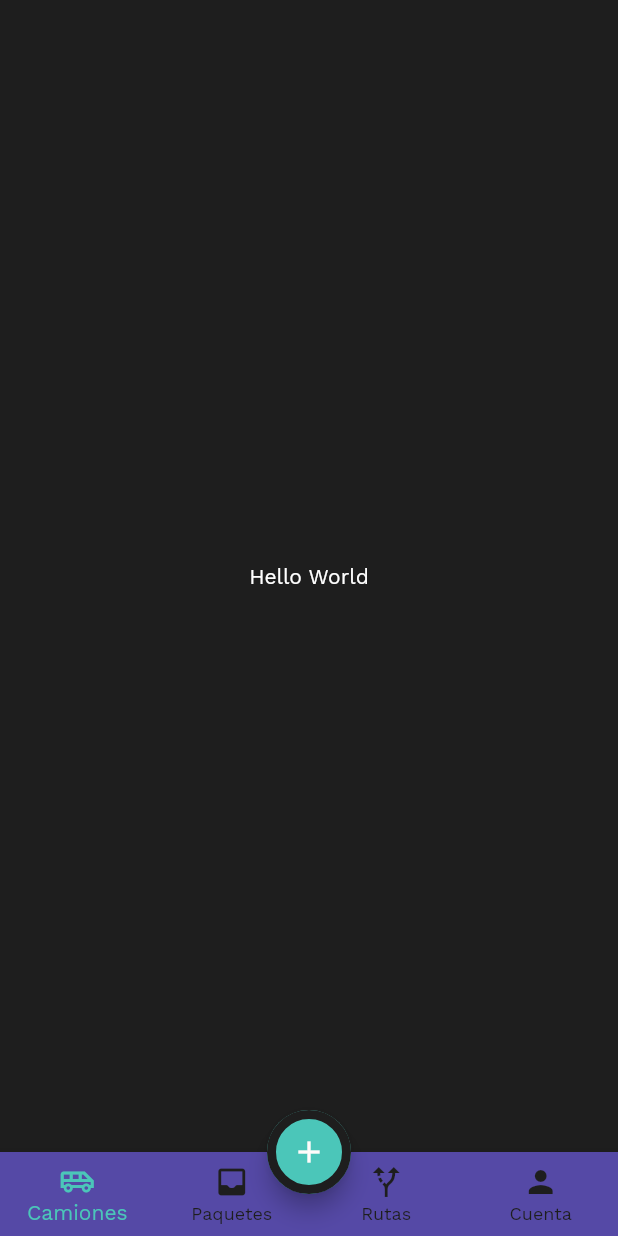
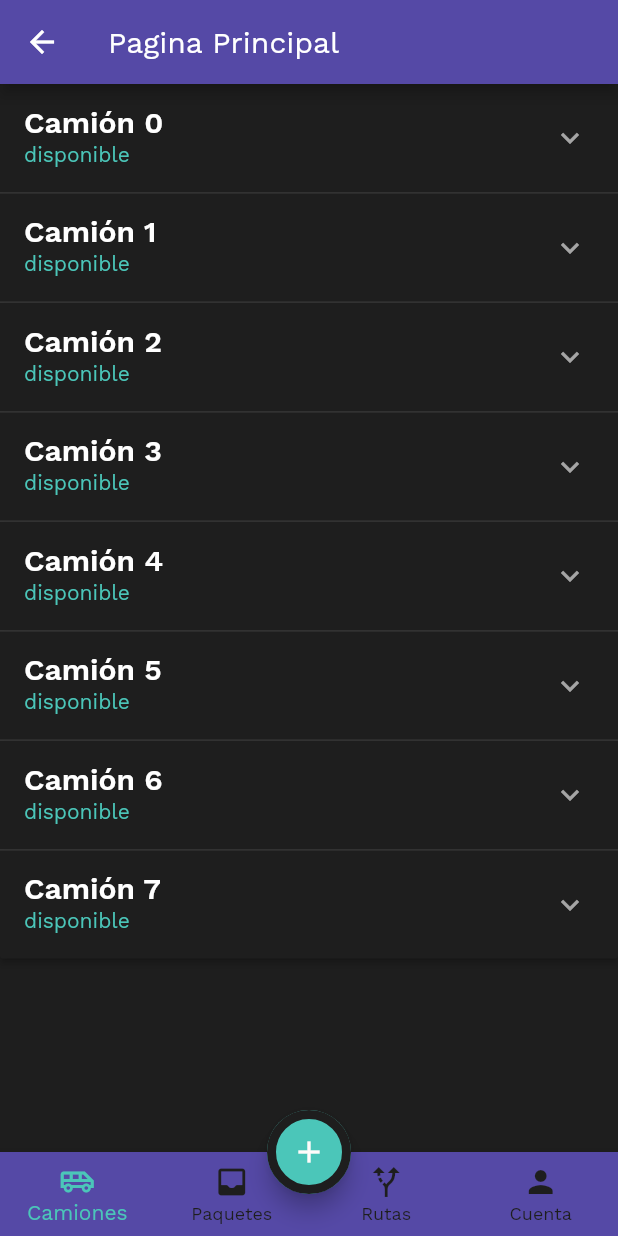
Before and after one commit to Kurztrip/kurztrip_ma, a Flutter app: the screen it shows after launch, after a tap on the "add" icon, on a phone screen of 412 x 824 dp. Run offline on Flutter 3.47's test engine with Material 2 defaults, Android fonts, the phone set to English and light mode, and no system bars; our stand-ins replace dartz, data_connection_checker, equatable, flutter_bloc, get_it, graphql.

Commit message:
Se agrega widget base de los items desplegables

```diff
--- a/lib/src/presentation/pages/main_page.dart
+++ b/lib/src/presentation/pages/main_page.dart
@@ -3,6 +3,7 @@ import 'package:flutter_bloc/flutter_bloc.dart';
 import 'package:kurztrip_ma/src/presentation/bloc/main_page_bloc/main_page_bloc.dart';
 import 'package:kurztrip_ma/src/presentation/bloc/main_page_bloc/main_page_event.dart';
 import 'package:kurztrip_ma/src/presentation/bloc/main_page_bloc/main_page_state.dart';
+import 'package:kurztrip_ma/src/presentation/widgets/item_list.dart';
 
 import '../../../services_provider.dart';
 
@@ -14,11 +15,15 @@ class MainPage extends StatelessWidget {
       create: (_) => bloc,
       child: BlocBuilder<MainPageBloc, MainPageState>(
         builder: (context, state) {
+          final index = _getIndex(state);
           return Scaffold(
-            body: Center(
-              child: Text('Hello World'),
+            appBar: AppBar(
+              title: Text("Pagina Principal"),
             ),
-            floatingActionButton: FloatingActionButton(
+            body: _getItemView(index),
+            floatingActionButton: Visibility(
+              visible: _getIndex(state) != 3,
+              child: FloatingActionButton(
                 child: Icon(Icons.add),
                 onPressed: () {},
                 shape: StadiumBorder(
@@ -26,15 +31,15 @@ class MainPage extends StatelessWidget {
                         color: Theme.of(context).colorScheme.background,
                         width: 6)),
               ),
-            floatingActionButtonLocation: _getIndex(state) == 3
-                ? FloatingActionButtonLocation.endFloat
-                : FloatingActionButtonLocation.centerDocked,
+            ),
+            floatingActionButtonLocation:
+                FloatingActionButtonLocation.centerDocked,
             bottomNavigationBar: BottomNavigationBar(
               type: BottomNavigationBarType.fixed,
               backgroundColor: Theme.of(context).colorScheme.primary,
               selectedItemColor: Theme.of(context).colorScheme.secondary,
               unselectedItemColor: Theme.of(context).colorScheme.background,
-              currentIndex: _getIndex(state),
+              currentIndex: index,
               onTap: (index) =>
                   context.read<MainPageBloc>().add(TabSelected(index: index)),
               items: [
@@ -66,3 +71,39 @@ class MainPage extends StatelessWidget {
 int _getIndex(MainPageState state) {
   return state is PackageTab ? 0 : state.properties[0];
 }
+
+Widget _getItemView(int index) {
+  switch (index) {
+    case 0:
+      {
+        return ItemListTest();
+      }
+    case 1:
+      {
+        return Center(
+          child: Text(
+            'Paquetes!',
+            style: TextStyle(fontSize: 30.0, color: Colors.white),
+          ),
+        );
+      }
+    case 2:
+      {
+        return Center(
+          child: Text(
+            'Rutas!',
+            style: TextStyle(fontSize: 30.0, color: Colors.white),
+          ),
+        );
+      }
+    case 3:
+      {
+        return Center(
+          child: Text(
+            'This is your profile!',
+            style: TextStyle(fontSize: 30.0, color: Colors.white),
+          ),
+        );
+      }
+  }
+}
--- /dev/null
+++ b/lib/src/presentation/widgets/item_list.dart
@@ -0,0 +1,109 @@
+import 'package:flutter/material.dart';
+
+class Item {
+  Item({
+    @required this.expandedValue,
+    @required this.headerValue,
+    this.isExpanded = false,
+  });
+
+  String expandedValue;
+  String headerValue;
+  bool isExpanded;
+}
+
+List<Item> generateItems(int numberOfItems) {
+  return List<Item>.generate(numberOfItems, (int index) {
+    return Item(
+      headerValue: 'Camión $index',
+      expandedValue: 'This is item number $index',
+    );
+  });
+}
+
+class ItemListTest extends StatefulWidget {
+  const ItemListTest({Key key}) : super(key: key);
+
+  @override
+  _ItemListTestState createState() => _ItemListTestState();
+}
+
+class _ItemListTestState extends State<ItemListTest> {
+  final List<Item> _data = generateItems(8);
+
+  @override
+  Widget build(BuildContext context) {
+    return SingleChildScrollView(
+      child: Container(
+        child: _buildPanel(),
+      ),
+    );
+  }
+
+  Widget _buildPanel() {
+    return ExpansionPanelList(
+      expansionCallback: (int index, bool isExpanded) {
+        setState(() {
+          _data[index].isExpanded = !isExpanded;
+        });
+      },
+      children: _data.map<ExpansionPanel>((Item item) {
+        return ExpansionPanel(
+          backgroundColor: Theme.of(context).colorScheme.background,
+          headerBuilder: (BuildContext context, bool isExpanded) {
+            return ListTile(
+              title: Text(item.headerValue),
+              subtitle: Text(
+                'disponible',
+                style:
+                    TextStyle(color: Theme.of(context).colorScheme.secondary),
+              ),
+            );
+          },
+          body: ListTile(
+            subtitle: Column(
+              crossAxisAlignment: CrossAxisAlignment.start,
+              children: [
+                Text('Capacidad de Carga:'),
+                Text('Capacidad de Volumen:'),
+                Text('Combustible Disponible:'),
+                Text('Tipo de Combustible:'),
+                Text('Centro de Acopio:'),
+                Row(
+                  children: [
+                    TextButton(
+                      onPressed: null,
+                      child: Text(
+                        'Editar',
+                        style: TextStyle(
+                            color: Theme.of(context).colorScheme.secondary),
+                      ),
+                    ),
+                    TextButton(
+                      onPressed: null,
+                      child: Text(
+                        'Ver ruta',
+                        style: TextStyle(
+                            color: Theme.of(context).colorScheme.secondary),
+                      ),
+                    ),
+                  ],
+                )
+              ],
+            ),
+            trailing: FloatingActionButton(
+              mini: true,
+              child: Icon(Icons.delete),
+              onPressed: () {
+                setState(() {
+                  _data.removeWhere((Item currentItem) => item == currentItem);
+                });
+              },
+            ),
+          ),
+          isExpanded: item.isExpanded,
+        );
+      }).toList(),
+    );
+  }
+}
```
Lines whose indentation alone changed are shown as unchanged.
